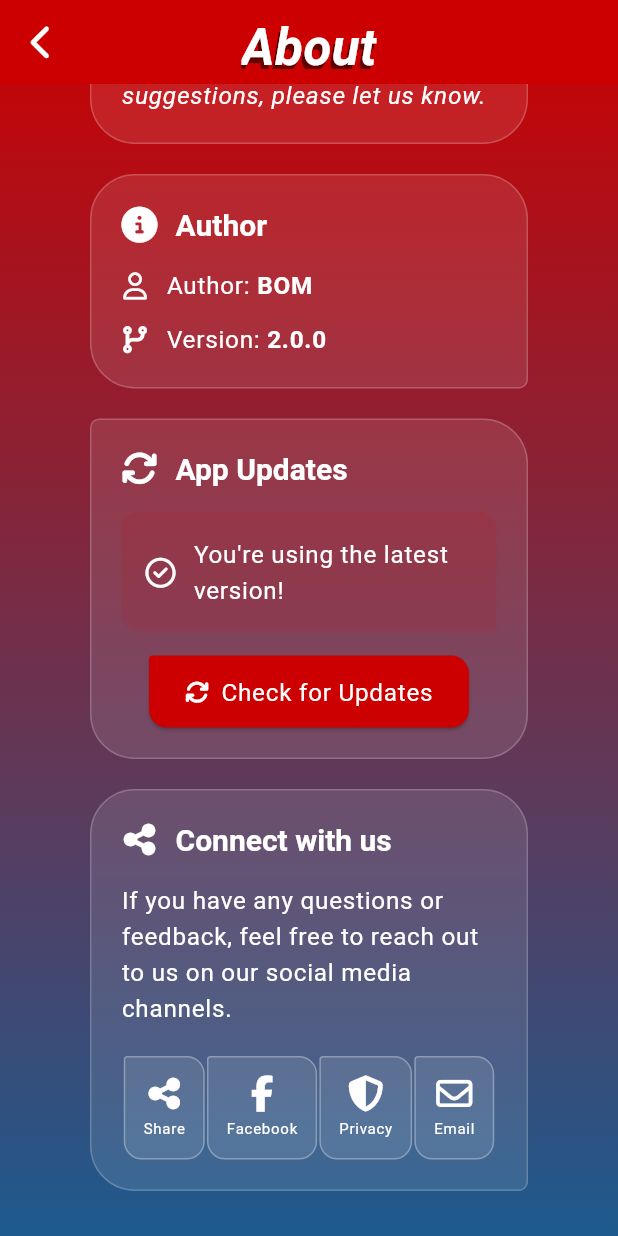
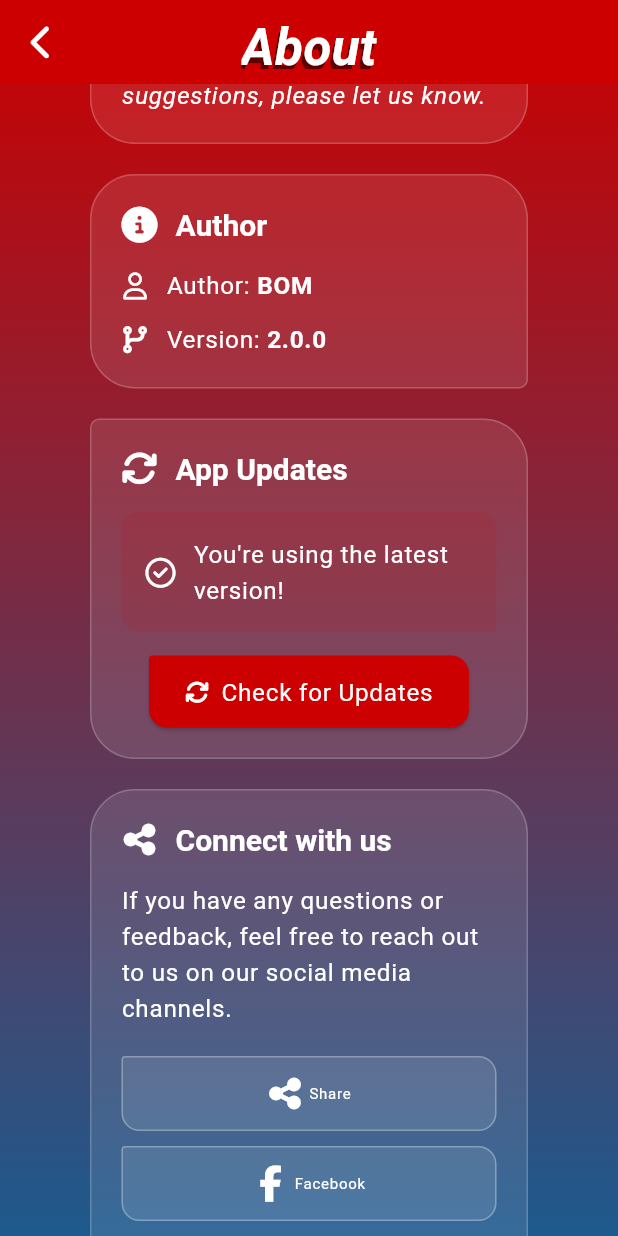
Before and after one commit to mtuan0111/nucatch, a Flutter app: the AboutScreen screen opened directly, scrolled down 445 dp, on a phone screen of 412 x 824 dp. Run offline on Flutter 3.47's test engine with Material 3 defaults, Android fonts, the phone set to English and light mode, and no system bars; our stand-ins replace audioplayers, cloud_firestore, device_info_plus, firebase_auth, firebase_core, flutter_bloc and 11 more; missing offline and left inert: lunar, nearby_connections; accounts and stored records are empty; network calls fail.

```diff
--- a/lib/screens/menu_screens/about_screen.dart
+++ b/lib/screens/menu_screens/about_screen.dart
@@ -451,8 +451,11 @@ class _AboutScreenState extends State<AboutScreen> {
                             style: LayoutConfig(context).contentSectionStyle(),
                           ),
                           const SizedBox(height: 20),
-                          Row(
-                            mainAxisAlignment: MainAxisAlignment.spaceEvenly,
+                          Wrap(
+                            // mainAxisAlignment: MainAxisAlignment.,
+                            // crossAxisAlignment: CrossAxisAlignment.start,
+                            spacing: 5,
+                            runSpacing: 10,
                             children: [
                               _buildSocialButton(
                                 context,
@@ -606,7 +609,10 @@ class _AboutScreenState extends State<AboutScreen> {
     required String label,
     required VoidCallback onTap,
   }) {
-    return InkWell(
+    return Row(
+      children: [
+        Expanded(
+          child: InkWell(
             onTap: onTap,
             borderRadius: BorderRadius.only(
               topLeft: Radius.circular(12 / 5),
@@ -625,18 +631,20 @@ class _AboutScreenState extends State<AboutScreen> {
                   bottomRight: Radius.circular(12),
                 ),
                 border: Border.all(
-            color: Theme.of(context).colorScheme.onPrimary.withOpacity(0.3),
+                  color:
+                      Theme.of(context).colorScheme.onPrimary.withOpacity(0.3),
                 ),
               ),
-        child: Column(
+              child: Row(
                 mainAxisSize: MainAxisSize.min,
+                mainAxisAlignment: MainAxisAlignment.center,
                 children: [
                   Icon(
                     icon,
                     color: Theme.of(context).colorScheme.onPrimary,
                     size: 24,
                   ),
-            const SizedBox(height: 4),
+                  const SizedBox(width: 4),
                   Text(
                     label,
                     style: LayoutConfig(context).contentSectionStyle().copyWith(
@@ -646,6 +654,9 @@ class _AboutScreenState extends State<AboutScreen> {
                 ],
               ),
             ),
+          ),
+        ),
+      ],
     );
   }
 }
```
Also changed, not shown: lib/screens/dialogs/update_notice_dialog.dart (+11 -5 lines). Lines whose indentation alone changed are shown as unchanged.
